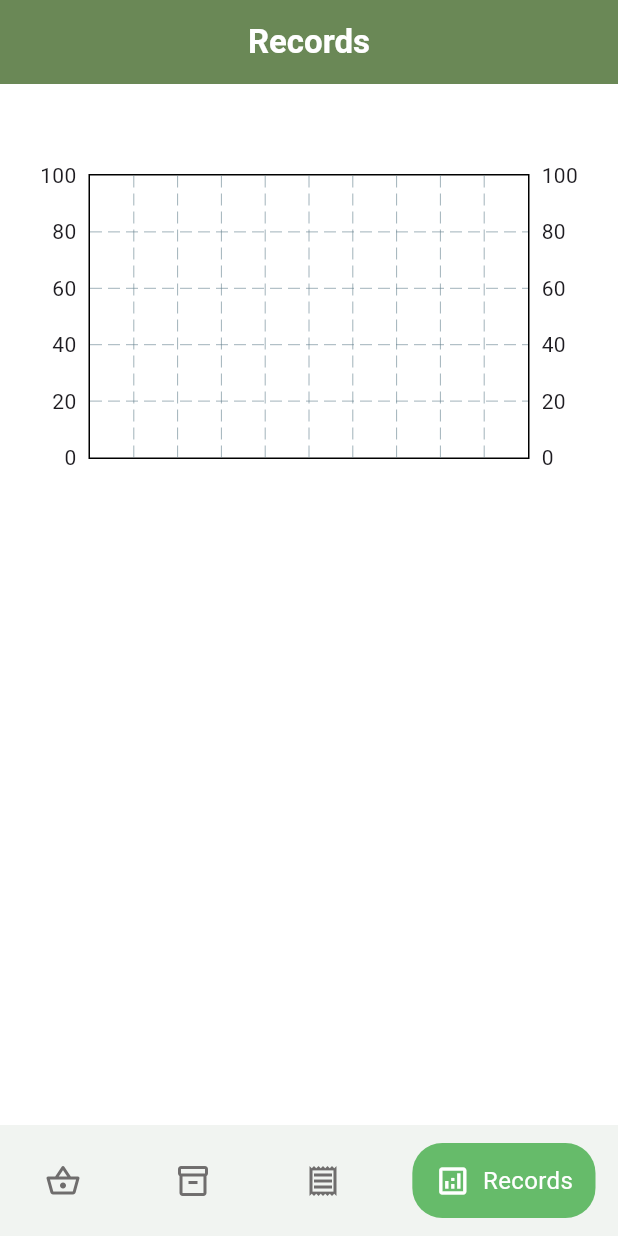
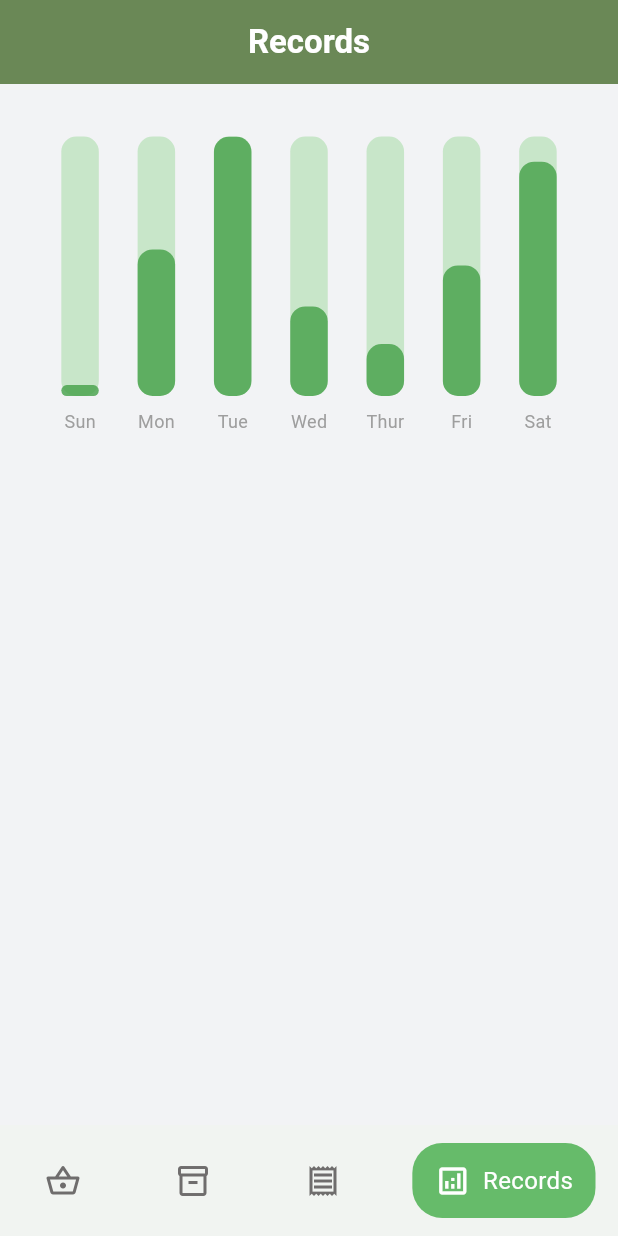
Before and after one commit to mechanixox/Plantdemic, a Flutter app: the screen it shows after launch, item 4 of the bottom bar chosen, on a phone screen of 412 x 824 dp. Run offline on Flutter 3.47's test engine with Material 2 defaults, Android fonts, the phone set to English and light mode, and no system bars; drawn by our look-alikes of fl_chart, google_nav_bar; our stand-ins replace flutter_slidable, lottie; Roboto replaces fonts that are missing (Arial); project files that could hold a hidden picture were left out.

Commit message:
design updates on records page

```diff
--- a/plantdemic/lib/bar graph/bar_data.dart
+++ b/plantdemic/lib/bar graph/bar_data.dart
@@ -22,12 +22,12 @@ class BarData {
   void initializeBarData() {
     barData = [
       IndividualBar(x: 0, y: sunAmount),
-      IndividualBar(x: 0, y: monAmount),
-      IndividualBar(x: 0, y: tueAmount),
-      IndividualBar(x: 0, y: wedAmount),
-      IndividualBar(x: 0, y: thurAmount),
-      IndividualBar(x: 0, y: friAmount),
-      IndividualBar(x: 0, y: satAmount),
+      IndividualBar(x: 1, y: monAmount),
+      IndividualBar(x: 2, y: tueAmount),
+      IndividualBar(x: 3, y: wedAmount),
+      IndividualBar(x: 4, y: thurAmount),
+      IndividualBar(x: 5, y: friAmount),
+      IndividualBar(x: 6, y: satAmount),
     ];
   }
 }
--- a/plantdemic/lib/bar graph/profit_graph.dart
+++ b/plantdemic/lib/bar graph/profit_graph.dart
@@ -1,14 +1,100 @@
 import 'package:flutter/material.dart';
 import 'package:fl_chart/fl_chart.dart';
 
+import 'bar_data.dart';
+
 class ProfitGraph extends StatelessWidget {
-  const ProfitGraph({super.key});
+  final List weeklySummary;
+  const ProfitGraph({super.key, required this.weeklySummary});
 
   @override
   Widget build(BuildContext context) {
-    return BarChart(BarChartData(
-      maxY: 100,
-      minY: 0,
-    ));
+    BarData myBarData = BarData(
+      sunAmount: weeklySummary[0],
+      monAmount: weeklySummary[1],
+      tueAmount: weeklySummary[2],
+      wedAmount: weeklySummary[3],
+      thurAmount: weeklySummary[4],
+      friAmount: weeklySummary[5],
+      satAmount: weeklySummary[6],
+    );
+    myBarData.initializeBarData();
+    return Padding(
+      padding: const EdgeInsets.only(top: 5.0),
+      child: BarChart(BarChartData(
+        barTouchData: BarTouchData(
+            touchTooltipData: BarTouchTooltipData(
+          tooltipBgColor: Color.fromARGB(255, 255, 255, 255).withOpacity(0.8),
+          fitInsideVertically: true,
+        )),
+        maxY: 100,
+        minY: 0,
+        gridData: FlGridData(
+          show: false,
+        ),
+        borderData: FlBorderData(
+          show: false,
+        ),
+        titlesData: FlTitlesData(
+          show: true,
+          topTitles: AxisTitles(sideTitles: SideTitles(showTitles: false)),
+          leftTitles: AxisTitles(sideTitles: SideTitles(showTitles: false)),
+          rightTitles: AxisTitles(sideTitles: SideTitles(showTitles: false)),
+          bottomTitles: AxisTitles(
+              sideTitles: SideTitles(
+            showTitles: true,
+            getTitlesWidget: getBottomTitles,
+          )),
+        ),
+        barGroups: myBarData.barData
+            .map((data) => BarChartGroupData(x: data.x, barRods: [
+                  BarChartRodData(
+                      toY: data.y,
+                      color: Colors.green.shade600.withOpacity(0.8),
+                      width: 25,
+                      borderRadius: BorderRadius.circular(10),
+                      backDrawRodData: BackgroundBarChartRodData(
+                        show: true,
+                        toY: 100,
+                        color: Colors.green.shade100,
+                      )),
+                ]))
+            .toList(),
+      )),
+    );
   }
 }
+
+Widget getBottomTitles(double value, TitleMeta meta) {
+  const style = TextStyle(
+    color: Colors.grey,
+    fontSize: 12,
+  );
+  Widget text;
+  switch (value.toInt()) {
+    case 0:
+      text = const Text('Sun', style: style);
+      break;
+    case 1:
+      text = const Text('Mon', style: style);
+      break;
+    case 2:
+      text = const Text('Tue', style: style);
+      break;
+    case 3:
+      text = const Text('Wed', style: style);
+      break;
+    case 4:
+      text = const Text('Thur', style: style);
+      break;
+    case 5:
+      text = const Text('Fri', style: style);
+      break;
+    case 6:
+      text = const Text('Sat', style: style);
+      break;
+    default:
+      text = const Text('', style: style);
+  }
+  return SideTitleWidget(axisSide: meta.axisSide, child: text);
+}
--- a/plantdemic/lib/components/delivery_tile.dart
+++ b/plantdemic/lib/components/delivery_tile.dart
@@ -43,7 +43,7 @@ class DeliveryTile extends StatelessWidget {
         child: Container(
           decoration: BoxDecoration(
             color: Colors.grey.shade200,
-            borderRadius: BorderRadius.circular(10),
+            borderRadius: BorderRadius.circular(15),
           ),
           margin: EdgeInsets.only(bottom: 12),
           padding: EdgeInsets.symmetric(vertical: 10, horizontal: 3),
--- a/plantdemic/lib/components/inventory_tile.dart
+++ b/plantdemic/lib/components/inventory_tile.dart
@@ -54,7 +54,7 @@ class PlantTile extends StatelessWidget {
           child: Container(
             decoration: BoxDecoration(
               color: Colors.grey.shade200,
-              borderRadius: BorderRadius.circular(10),
+              borderRadius: BorderRadius.circular(15),
             ),
             margin: EdgeInsets.only(bottom: 12),
             padding: EdgeInsets.symmetric(vertical: 10, horizontal: 5),
--- a/plantdemic/lib/components/record_tile.dart
+++ b/plantdemic/lib/components/record_tile.dart
@@ -18,7 +18,7 @@ class RecordsTile extends StatelessWidget {
   Widget build(BuildContext context) {
     return Slidable(
       endActionPane: ActionPane(
-        extentRatio: 0.4,
+        extentRatio: 0.3,
         motion: Padding(
           padding:
               const EdgeInsets.only(bottom: 20, top: 10, left: 10, right: 10),
@@ -36,11 +36,11 @@ class RecordsTile extends StatelessWidget {
       ),
       child: Container(
         decoration: BoxDecoration(
-          color: Colors.green.shade100.withOpacity(0.5),
-          borderRadius: BorderRadius.circular(10),
+          color: Color.fromARGB(255, 255, 255, 255),
+          borderRadius: BorderRadius.circular(15),
         ),
         margin: EdgeInsets.only(bottom: 12),
-        padding: EdgeInsets.symmetric(vertical: 10, horizontal: 3),
+        padding: EdgeInsets.symmetric(vertical: 5, horizontal: 1),
         child: Padding(
           padding:
               const EdgeInsets.only(top: 5.0, left: 0, bottom: 5, right: 10),
--- a/plantdemic/lib/pages/records_page.dart
+++ b/plantdemic/lib/pages/records_page.dart
@@ -27,13 +27,12 @@ class _UserRecordsState extends State<UserRecords> {
     20.00,
     50.30,
     90.30,
-    40.50,
   ];
   @override
   Widget build(BuildContext context) {
     return Consumer<PlantdemicInventory>(
       builder: (context, value, child) => Container(
-        color: Colors.white,
+        color: Color.fromRGBO(242, 243, 245, 1),
         child: SafeArea(
           child: Padding(
             padding: const EdgeInsets.only(right: 15, top: 15, left: 15),
@@ -42,11 +41,13 @@ class _UserRecordsState extends State<UserRecords> {
               children: [
                 // Profit summary chart
                 Padding(
-                  padding: const EdgeInsets.only(top: 15.0),
+                  padding: const EdgeInsets.only(top: 15.0, bottom: 30),
                   child: Center(
                       child: SizedBox(
-                    height: 250,
-                    child: ProfitGraph(),
+                    height: 200,
+                    child: ProfitGraph(
+                      weeklySummary: weeklySummary,
+                    ),
                   )),
                 ),
                 // List of plant(s)
```
